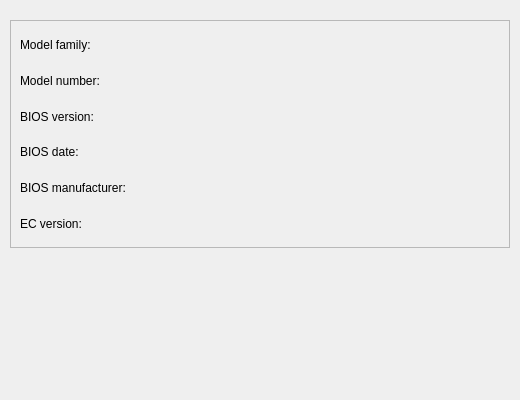
jfmcarreira/ktoshiba, file src/kcm/sysinfo.ui: the form before one commit.
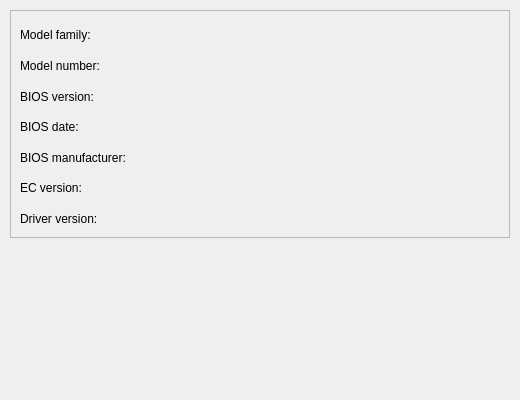
The form after the commit.

```diff
--- a/src/kcm/sysinfo.ui
+++ b/src/kcm/sysinfo.ui
@@ -17,7 +17,7 @@
    <property name="geometry">
     <rect>
      <x>10</x>
-     <y>20</y>
+     <y>10</y>
      <width>500</width>
      <height>228</height>
     </rect>
@@ -266,6 +266,45 @@
          </property>
         </widget>
        </item>
+       <item row="6" column="0">
+        <widget class="QLabel" name="driver_version_label">
+         <property name="minimumSize">
+          <size>
+           <width>130</width>
+           <height>30</height>
+          </size>
+         </property>
+         <property name="text">
+          <string>Driver version:</string>
+         </property>
+        </widget>
+       </item>
+       <item row="6" column="1">
+        <spacer name="driver_version_spacer">
+         <property name="orientation">
+          <enum>Qt::Horizontal</enum>
+         </property>
+         <property name="sizeHint" stdset="0">
+          <size>
+           <width>240</width>
+           <height>30</height>
+          </size>
+         </property>
+        </spacer>
+       </item>
+       <item row="6" column="2">
+        <widget class="QLabel" name="driver_version">
+         <property name="minimumSize">
+          <size>
+           <width>130</width>
+           <height>30</height>
+          </size>
+         </property>
+         <property name="text">
+          <string/>
+         </property>
+        </widget>
+       </item>
       </layout>
      </widget>
     </item>
```
Left out of the diff: 1 changed line with no effect on the pictures.
